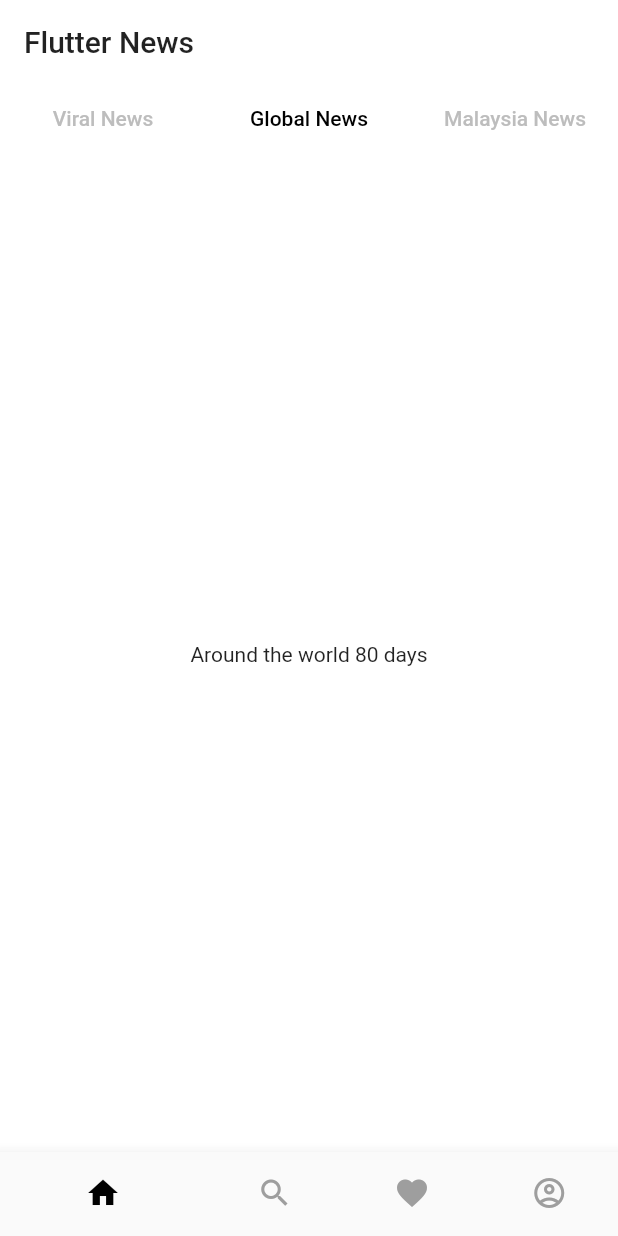
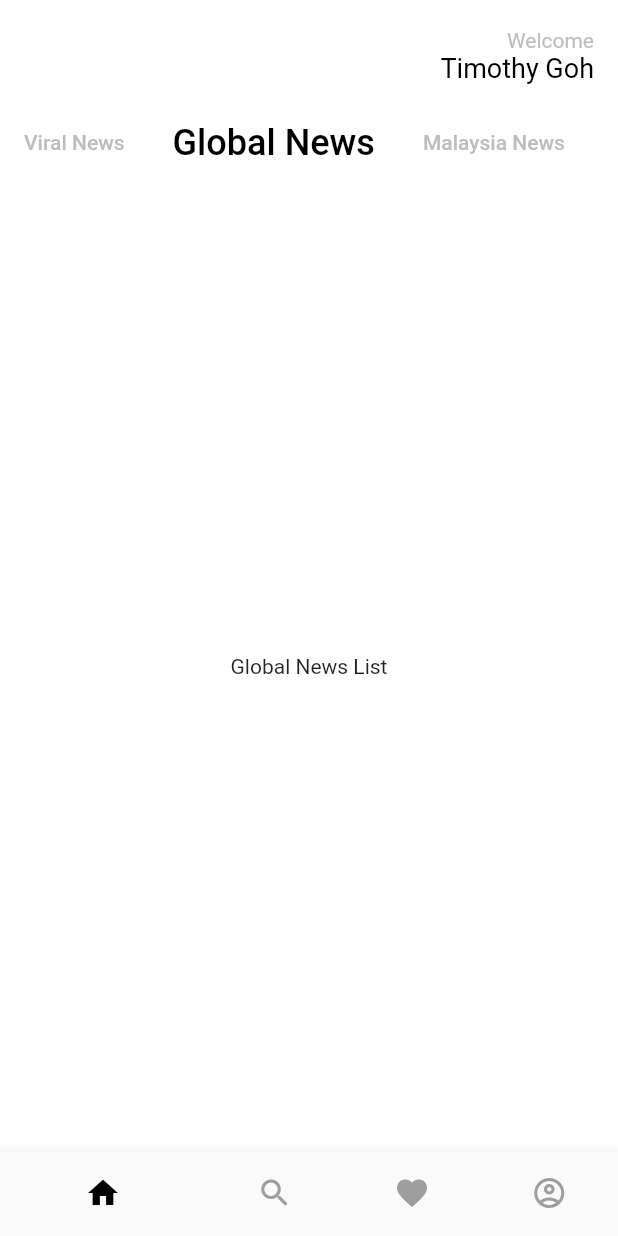
Before and after one commit to TimothyGCY/flutter_news, a Flutter app: the screen it shows after launch, tab 2 chosen, on a phone screen of 412 x 824 dp. Run offline on Flutter 3.47's test engine with Material 2 defaults, Android fonts, the phone set to English and light mode, and no system bars; our stand-ins replace google_fonts.

```diff
--- a/lib/constants.dart
+++ b/lib/constants.dart
@@ -5,7 +5,7 @@ const apiKey = "a35debb2a4104c729fdeba2b0fa15414";
 
 var activeTab = GoogleFonts.roboto(
   textStyle: TextStyle(
-    fontSize: 16,
+    fontSize: 18,
     color: Colors.black
   ),
 );
@@ -14,6 +14,6 @@ var inactiveTab = GoogleFonts.roboto(
   textStyle: TextStyle(
     fontSize: 14,
     color: Colors.grey[400],
-    fontWeight: FontWeight.bold
+//    fontWeight: FontWeight.bold
   ),
 );
--- a/lib/navbar.dart
+++ b/lib/navbar.dart
@@ -32,7 +32,7 @@ class _NavbarState extends State<NavBar> {
       backgroundColor: Colors.white,
       body: SafeArea(child: _navView.elementAt(_selectedIndex)),
       bottomNavigationBar: BottomNavigationBar(
-        backgroundColor: Colors.black,
+        backgroundColor: Colors.white,
         currentIndex: _selectedIndex,
         items: _navbarList.map((item) => BottomNavigationBarItem(icon: item.icon, activeIcon: item.activeIcon, title: Text(item.title))).toList(),
         showSelectedLabels: false,
--- a/lib/views/home.dart
+++ b/lib/views/home.dart
@@ -1,6 +1,11 @@
 import 'package:flutter/material.dart';
+import 'package:flutter_news/views/tab_bar_view/global_news.dart';
+import 'package:flutter_news/views/tab_bar_view/msia_news.dart';
+import 'package:flutter_news/views/tab_bar_view/viral_news.dart';
 
-class Home extends StatelessWidget{
+import '../constants.dart';
+
+class Home extends StatelessWidget {
   @override
   Widget build(BuildContext context) {
     // TODO: implement build
@@ -8,57 +13,124 @@ class Home extends StatelessWidget{
   }
 }
 
+//DefaultTabController newsTab() {
+//  return DefaultTabController(
+//    length: 3,
+//    child: Scaffold(
+//      appBar: AppBar(
+//        backgroundColor: Colors.white,
+//        bottom: TabBar(
+//          unselectedLabelColor: Colors.grey[400],
+//          labelColor: Colors.black,
+//          indicatorSize: TabBarIndicatorSize.tab,
+//          indicator: BoxDecoration(
+//            color: Colors.white,
+//          ),
+//          tabs: [
+//            Tab(
+//                child: Align(
+//                    alignment: Alignment.center,
+//                    child: Text("Viral News")
+//                )),
+//            Tab(
+//                child: Align(
+//                    alignment: Alignment.center,
+//                    child: Text("Global News")
+//                )),
+//            Tab(
+//                child: Align(
+//                    alignment: Alignment.center,
+//                    child: Text("Malaysia News")
+//                )),
+//          ],
+//        ),
+//        title: Align(
+//          alignment: Alignment.bottomLeft,
+//          child: Text("Flutter News"),
+//        ),
+//        elevation: 0.0,
+//      ),
+//      body: TabBarView(
+//        children: [
+//          Align(
+//            alignment: Alignment.center,
+//            child: Text("Let's go VIRAL"),
+//          ),
+//          Align(
+//            alignment: Alignment.center,
+//            child: Text("Around the world 80 days"),
+//          ),
+//          Align(
+//            alignment: Alignment.center,
+//            child: Text("Malu apa BOSSKU"),
+//          ),
+//        ],
+//      ),
+//    ),
+//  );
+//}
+
 DefaultTabController newsTab() {
   return DefaultTabController(
-    length: 3,
+    length: 3, // might change to dynamic range
     child: Scaffold(
-      appBar: AppBar(
-        backgroundColor: Colors.white,
-        bottom: TabBar(
-          unselectedLabelColor: Colors.grey[400],
-          labelColor: Colors.black,
-          indicatorSize: TabBarIndicatorSize.tab,
-          indicator: BoxDecoration(
-            color: Colors.white,
+      appBar: PreferredSize(
+        preferredSize: Size.fromHeight(120),
+        child: Column(
+          children: [
+            ListTile(
+              title: Text(
+                "Welcome",
+                textAlign: TextAlign.end,
+                style: inactiveTab,
               ),
+              subtitle: Text(
+                "Timothy Goh",
+                textAlign: TextAlign.end,
+                style: activeTab,
+              ),
+//            this part is to create profile picture / avatar that stick at top right
+//            trailing: Container(
+//              width: 50,
+//              height: 50,
+//              decoration: BoxDecoration(
+//                borderRadius: BorderRadius.circular(10),
+//                image: DecorationImage(
+//                  image: AssetImage("someting here"),
+//                  fit: BoxFit.cover,
+//                ),
+//              ),
+//            ),
+            ),
+            Align(
+              alignment: Alignment.topLeft,
+              child: TabBar(
+                  unselectedLabelStyle: inactiveTab,
+                  labelStyle: activeTab.copyWith(fontSize: 24),
+                  isScrollable: true,
                   tabs: [
                     Tab(
                         child: Align(
                             alignment: Alignment.center,
-                    child: Text("Viral News")
-                )),
+                            child: Text("Viral News"))),
                     Tab(
                         child: Align(
                             alignment: Alignment.center,
-                    child: Text("Global News")
-                )),
+                            child: Text("Global News"))),
                     Tab(
                         child: Align(
                             alignment: Alignment.center,
-                    child: Text("Malaysia News")
-                )),
+                            child: Text("Malaysia News"))),
+                  ]),
+            )
           ],
         ),
-        title: Align(
-          alignment: Alignment.bottomLeft,
-          child: Text("Flutter News"),
-        ),
-        elevation: 0.0,
       ),
       body: TabBarView(
         children: [
-          Align(
-            alignment: Alignment.center,
-            child: Text("Let's go VIRAL"),
-          ),
-          Align(
-            alignment: Alignment.center,
-            child: Text("Around the world 80 days"),
-          ),
-          Align(
-            alignment: Alignment.center,
-            child: Text("Malu apa BOSSKU"),
-          ),
+          ViralNews(),
+          GlobalNews(),
+          MsiaNews(),
         ],
       ),
     ),
--- /dev/null
+++ b/lib/views/tab_bar_view/global_news.dart
@@ -0,0 +1,13 @@
+import 'package:flutter/material.dart';
+
+class GlobalNews extends StatelessWidget{
+  @override
+  Widget build(BuildContext context) {
+    // TODO: implement build
+    return Container(
+      child: Center(
+        child: Text("Global News List"),
+      ),
+    );
+  }
+}
--- /dev/null
+++ b/lib/views/tab_bar_view/viral_news.dart
@@ -0,0 +1,36 @@
+import 'package:flutter/material.dart';
+import 'package:flutter_news/common/fetch_news.dart';
+
+
+import 'package:flutter_news/widgets/news_card.dart';class ViralNews extends StatelessWidget{
+  @override
+  Widget build(BuildContext context) {
+    // TODO: implement build
+    return Container(
+      child: ListView(
+        children: [
+          Container(
+            width: double.infinity,
+            height: 300,
+            padding: EdgeInsets.only(left: 10),
+            child: ListView.builder(
+              itemCount: viralnews.length,
+              scrollDirection: Axis.horizontal,
+              shrinkWrap: true,
+              itemBuilder: (context, index) {
+                var article = viralnews[index];
+                return InkWell(
+                  onTap: (){},
+                  child: Container(
+                    margin: EdgeInsets.only(right: 12),
+                    child: PrimaryCard(article: article),
+                  ),
+                );
+              },
+            )
+          )
+        ],
+      ),
+    );
+  }
+}
```
Also changed, not shown: lib/common/fetch_news.dart (added, +45 -0 lines), lib/models/article.dart (added, +13 -0 lines), lib/views/tab_bar_view/msia_news.dart (added, +13 -0 lines), lib/widgets/news_card.dart (added, +36 -0 lines). Lines whose indentation alone changed are shown as unchanged.
